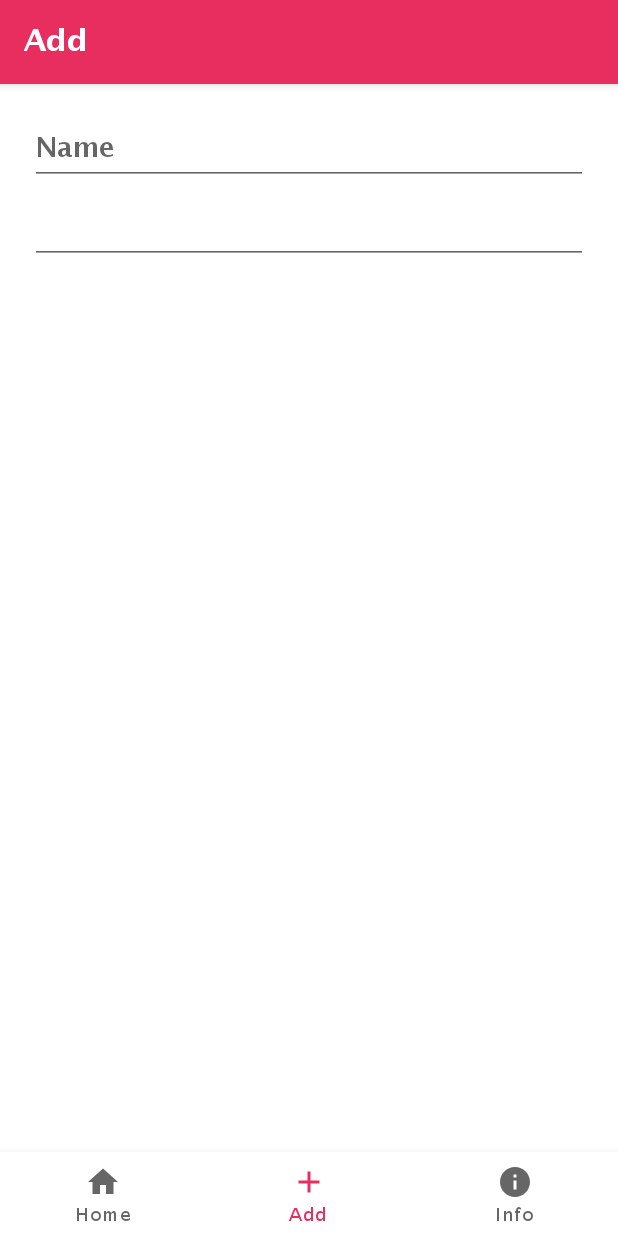
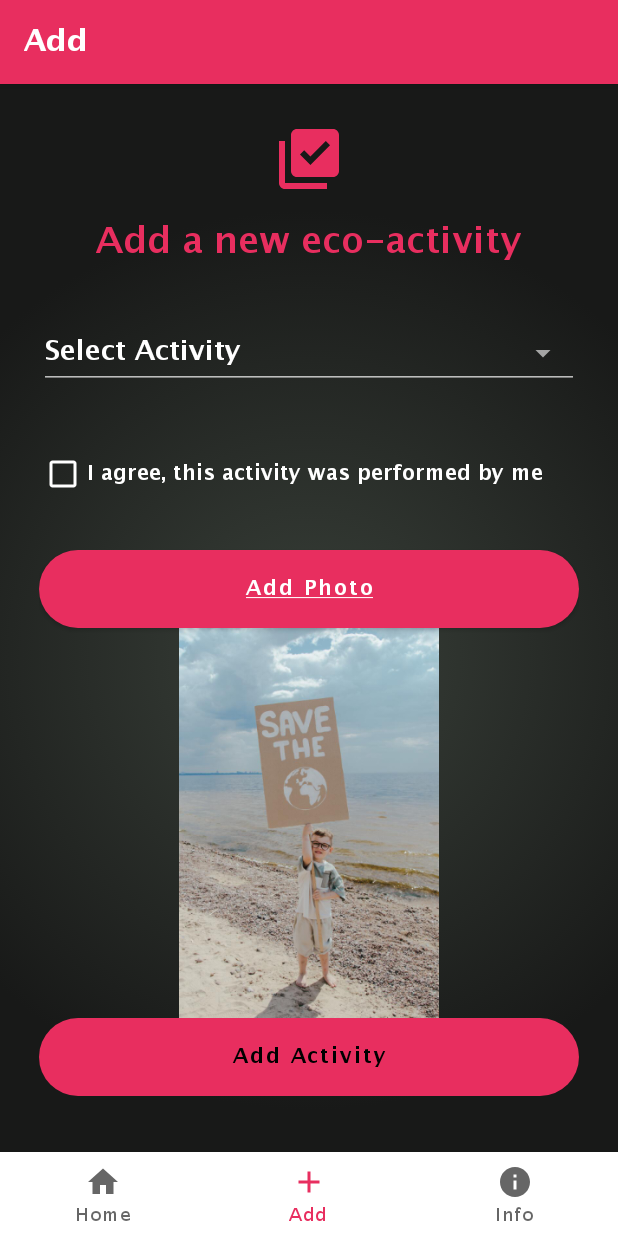
Before and after one commit to deersapps/quiz_eco, an Android app: the DashboardFragment screen opened through its navigation route, on a phone screen of 412 x 824 dp. Run offline under Robolectric (Android 15) with nearby library versions, the phone set to English and light mode, and no system bars; our stand-ins replace navigation-ui, sdp/ssp sizes; libraries missing offline, so code that uses them is left out: com.github.mikephil.charting; 19 statements that could not run were skipped.

Commit message:
add activity
add activity

```diff
--- /dev/null
+++ b/app/src/main/res/drawable/ic_baseline_library_add_check_24.xml
@@ -0,0 +1,5 @@
+<vector android:height="48dp" android:tint="@color/colorTheme"
+    android:viewportHeight="24" android:viewportWidth="24"
+    android:width="48dp" xmlns:android="http://schemas.android.com/apk/res/android">
+    <path android:fillColor="@android:color/white" android:pathData="M20,2L8,2c-1.1,0 -2,0.9 -2,2v12c0,1.1 0.9,2 2,2h12c1.1,0 2,-0.9 2,-2L22,4c0,-1.1 -0.9,-2 -2,-2zM12.47,14L9,10.5l1.4,-1.41 2.07,2.08L17.6,6 19,7.41 12.47,14zM4,6L2,6v14c0,1.1 0.9,2 2,2h14v-2L4,20L4,6z"/>
+</vector>
--- a/app/src/main/res/layout/fragment_dashboard.xml
+++ b/app/src/main/res/layout/fragment_dashboard.xml
@@ -4,6 +4,7 @@
     xmlns:tools="http://schemas.android.com/tools"
     android:layout_width="match_parent"
     android:layout_height="match_parent"
+    android:background="@drawable/gradient"
     tools:context=".ui.dashboard.DashboardFragment">
 
     <TextView
@@ -20,37 +21,111 @@
         app:layout_constraintEnd_toEndOf="parent"
         app:layout_constraintStart_toStartOf="parent"
         app:layout_constraintTop_toTopOf="parent" />
-    <ScrollView
-        android:layout_width="fill_parent"
-        android:layout_height="fill_parent"
-        android:padding="10dp"
+    <RelativeLayout xmlns:app="http://schemas.android.com/apk/res-auto"
+        android:layout_width="match_parent"
+        android:layout_height="wrap_content"
+        android:layout_marginBottom="@dimen/_20sdp"
         tools:ignore="MissingConstraints">
 
-        <androidx.constraintlayout.widget.ConstraintLayout
-            android:id="@+id/pointForm"
-            android:layout_width="fill_parent"
-            android:layout_height="fill_parent"
-            android:layout_marginBottom="5dp"
-            android:layout_marginTop="0dp"
-            android:background="#ffffff"
-            android:padding="10dp"
-            tools:ignore="MissingConstraints">
-            <EditText
+        <LinearLayout
+            android:id="@+id/llLoginForm"
+            android:layout_width="match_parent"
+            android:layout_height="wrap_content"
+            android:layout_centerInParent="true"
+            android:layout_margin="@dimen/_20sdp"
+            android:orientation="vertical">
+
+            <ImageView
+                android:id="@+id/image_icon"
+                android:layout_width="48sp"
+                android:layout_height="48sp"
+                android:layout_gravity="center"
+                android:background="@drawable/ic_baseline_library_add_check_24"
+                android:layout_centerInParent="true"
+                tools:ignore="DuplicateIds">
+            </ImageView>
+
+
+            <TextView
+                android:layout_width="wrap_content"
+                android:layout_height="wrap_content"
+                android:layout_marginTop="@dimen/_10sdp"
+                android:layout_marginBottom="@dimen/_10sdp"
+                android:text="@string/eco_add_new"
+                android:layout_gravity="center"
+                android:gravity="center"
+                android:textColor="@color/colorTheme"
+                android:textSize="24sp"
+                android:textStyle="bold" />
+
+
+
+            <!--Create a TextInputLayout and choose the style,
+        for now we are choosing the OutlinedBox ExposedDropdownMenu   -->
+            <com.google.android.material.textfield.TextInputLayout
+                style="@style/Widget.MaterialComponents.TextInputLayout.OutlinedBox.ExposedDropdownMenu"
+
+                android:theme="@style/Theme.MaterialComponents"
                 android:layout_width="match_parent"
                 android:layout_height="wrap_content"
-                android:id="@+id/Name"
-                android:layout_marginTop="5dp"
-                android:hint="Name"/>
+                android:layout_marginTop="@dimen/_10sdp"
+                android:layout_marginBottom="@dimen/_5sdp"
+                android:backgroundTint="@color/colorWhite"
+                android:importantForAutofill="no"
+                android:paddingBottom="@dimen/_15sdp"
+                android:textColor="@color/colorWhite"
+                android:textColorHint="@color/colorWhite">
 
-            <EditText
+                <!-- Inside text input layout add
+                      an auto complete text view
+                        and make its input type to none-->
+                <AutoCompleteTextView
+                    android:id="@+id/activtyAutoCompleteView"
+                    android:layout_width="match_parent"
+                    android:layout_height="match_parent"
+                    android:layout_weight="1"
+                    android:inputType="textImeMultiLine"
+                    android:text="Select Activity"
+                    />
+
+            </com.google.android.material.textfield.TextInputLayout>
+            <CheckBox
+                android:layout_width="wrap_content"
+                android:layout_height="wrap_content"
+                android:layout_marginTop="@dimen/_5sdp"
+                android:layout_marginBottom="@dimen/_10sdp"
+                android:backgroundTint="@color/colorWhite"
+                android:buttonTint="@color/colorWhite"
+                android:text="@string/consent_user_add"
+                android:textColor="@color/colorWhite" />
+
+            <Button
+                android:id="@+id/btnSignUp"
                 android:layout_width="match_parent"
-                android:layout_height="wrap_content"
-                android:id="@+id/addPointLat"
-                android:layout_marginTop="5dp"
-                android:editable="false"
-                app:layout_constraintTop_toBottomOf="@+id/Name"/>
+                android:layout_height="@dimen/_40sdp"
+                android:layout_marginTop="@dimen/_10sdp"
+                android:background="@drawable/button_background_dark"
+                android:text="@string/add_photo"
+                android:textAllCaps="false"
+                android:textColor="@color/colorWhite" />
 
+            <ImageView
+                android:layout_width="@dimen/_200sdp"
+                android:layout_height="@dimen/_200sdp"
+                android:layout_gravity="center"
+                android:src="@drawable/kidsavesearthresized">
 
-        </androidx.constraintlayout.widget.ConstraintLayout>
-    </ScrollView>
+            </ImageView>
+
+            <Button
+                android:id="@+id/btnLogin"
+                android:layout_width="match_parent"
+                android:layout_height="@dimen/_40sdp"
+                android:background="@drawable/button_background_dark"
+                android:elevation="4dp"
+                android:text="@string/addit"
+                android:textAllCaps="false" />
+        </LinearLayout>
+
+    </RelativeLayout>
 </androidx.constraintlayout.widget.ConstraintLayout>
--- a/app/src/main/res/values/strings.xml
+++ b/app/src/main/res/values/strings.xml
@@ -31,6 +31,7 @@
     <string name="web_address">Web: www.jkdeers.com Email: dirjkers@gmail.com</string>
 
     <string name="sign_up"><u>Sign up</u></string>
+    <string name="add_photo"><u>Add Photo</u></string>
     <string name="sign_up_non_underline">Sign up</string>
     <string name="log_in"><u>Log In</u></string>
     <string name="log_in_non_underline">Log In</string>
@@ -426,13 +427,16 @@
     <string name="winter_collection">Winter Collection</string>
     <string name="shop_now">Shop Now</string>
     <string name="login">Login</string>
+    <string name="addit">Add Activity</string>
     <string name="enter_the_code_nto_verify_your_phone">Enter the Code \nto Verify Your Phone</string>
     <string name="we_have_sent_an_verification_code_to_the_phone_number_977984123456">We have sent an verification code \n to your phone number</string>
     <string name="submit">Submit</string>
     <string name="create_nyour_account">Create \nyour account</string>
+    <string name="eco_add_new">Add a new eco-activity</string>
     <string name="email">Email</string>
     <string name="phone_number">Phone Number</string>
     <string name="standard">Class</string>
+    <string name="consent_user_add">I agree, this activity was performed by me</string>
     <string name="by_signing_i_agree_to_the_terms_and_policy">By signing, I agree to the terms and policy</string>
     <string name="sign_up_with_facebook">Sign up with Facebook</string>
     <string name="already_have_an_account">Already have an account?</string>
```
